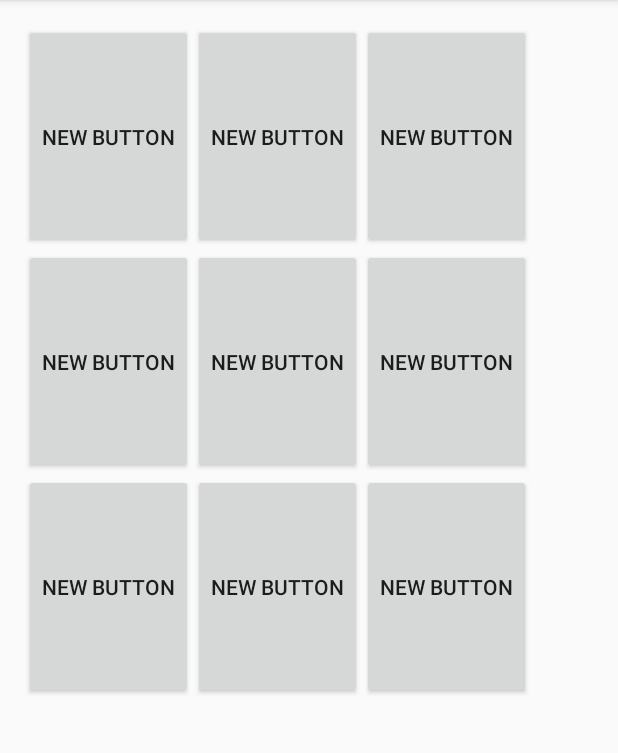
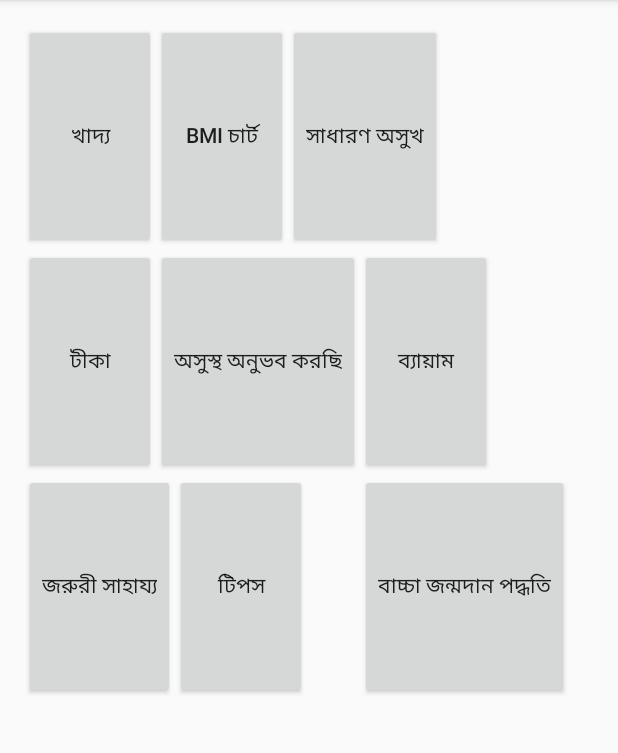
Before and after one commit to tazim92/ParentalCare, an Android app: the GeneralInfo screen opened directly, with no data from a screen before it, on a phone screen of 412 x 824 dp, the part 84-837 px from its top. Run offline under Robolectric (Android 15) with nearby library versions, the phone set to English and light mode, and no system bars.

Commit message:
Button added

```diff
--- a/app/src/main/java/org/codehunter/parentalcare/MainActivity.java
+++ b/app/src/main/java/org/codehunter/parentalcare/MainActivity.java
@@ -1,7 +1,9 @@
 package org.codehunter.parentalcare;
 
+import android.content.Intent;
 import android.support.v7.app.AppCompatActivity;
 import android.os.Bundle;
+import android.view.View;
 
 public class MainActivity extends AppCompatActivity {
 
@@ -10,4 +12,9 @@ public class MainActivity extends AppCompatActivity {
         super.onCreate(savedInstanceState);
         setContentView(R.layout.activity_main);
     }
+    public void onClickGeneralInfo(View view){
+        Intent i =new Intent(this, GeneralInfo.class);
+        startActivity(i);
+
+    }
 }
--- a/app/src/main/res/layout/activity_general_info.xml
+++ b/app/src/main/res/layout/activity_general_info.xml
@@ -10,7 +10,7 @@
     <Button
         android:layout_width="wrap_content"
         android:layout_height="wrap_content"
-        android:text="New Button"
+        android:text="@string/ButtonFood"
         android:id="@+id/button"
         android:layout_alignParentTop="true"
         android:layout_alignParentLeft="true"
@@ -20,7 +20,7 @@
     <Button
         android:layout_width="wrap_content"
         android:layout_height="wrap_content"
-        android:text="New Button"
+        android:text="@string/ButtonBMIChart"
         android:id="@+id/button2"
         android:layout_alignParentTop="true"
         android:layout_toRightOf="@+id/button"
@@ -30,7 +30,7 @@
     <Button
         android:layout_width="wrap_content"
         android:layout_height="wrap_content"
-        android:text="New Button"
+        android:text="@string/ButtonCommonDisease"
         android:id="@+id/button3"
         android:layout_alignParentTop="true"
         android:layout_toRightOf="@+id/button2"
@@ -40,7 +40,7 @@
     <Button
         android:layout_width="wrap_content"
         android:layout_height="wrap_content"
-        android:text="New Button"
+        android:text="@string/ButtonVaccination"
         android:id="@+id/button4"
         android:layout_below="@+id/button"
         android:layout_alignParentLeft="true"
@@ -50,7 +50,7 @@
     <Button
         android:layout_width="wrap_content"
         android:layout_height="wrap_content"
-        android:text="New Button"
+        android:text="@string/ButtonDoc"
         android:id="@+id/button5"
         android:layout_alignTop="@+id/button4"
         android:layout_toRightOf="@+id/button4"
@@ -60,7 +60,7 @@
     <Button
         android:layout_width="wrap_content"
         android:layout_height="wrap_content"
-        android:text="New Button"
+        android:text="@string/ButtonExcercise"
         android:id="@+id/button6"
         android:layout_alignTop="@+id/button5"
         android:layout_toRightOf="@+id/button5"
@@ -70,7 +70,7 @@
     <Button
         android:layout_width="wrap_content"
         android:layout_height="wrap_content"
-        android:text="New Button"
+        android:text="@string/ButtonHelp"
         android:id="@+id/button7"
         android:layout_below="@+id/button4"
         android:layout_alignParentLeft="true"
@@ -80,7 +80,7 @@
     <Button
         android:layout_width="wrap_content"
         android:layout_height="wrap_content"
-        android:text="New Button"
+        android:text="@string/ButtonTips"
         android:id="@+id/button8"
         android:layout_below="@+id/button4"
         android:layout_toRightOf="@+id/button7"
@@ -90,10 +90,10 @@
     <Button
         android:layout_width="wrap_content"
         android:layout_height="wrap_content"
-        android:text="New Button"
+        android:text="@string/ButtonBirth"
         android:id="@+id/button9"
-        android:layout_below="@+id/button5"
+        android:height="150dp"
+        android:layout_alignTop="@+id/button8"
         android:layout_toRightOf="@+id/button5"
-        android:layout_toEndOf="@+id/button5"
-        android:height="150dp" />
+        android:layout_toEndOf="@+id/button5" />
 </RelativeLayout>
--- a/app/src/main/res/layout/activity_main.xml
+++ b/app/src/main/res/layout/activity_main.xml
@@ -14,7 +14,8 @@
         android:id="@+id/buttonGeneralInfo"
         android:layout_alignParentTop="true"
         android:layout_centerHorizontal="true"
-        android:layout_marginTop="61dp" />
+        android:layout_marginTop="61dp"
+        android:onClick="onClickGeneralInfo" />
 
     <Button
         android:layout_width="wrap_content"
--- a/app/src/main/res/values/strings.xml
+++ b/app/src/main/res/values/strings.xml
@@ -3,4 +3,13 @@
     <string name="GeneralInfo">সাধারণ স্বাস্থ্যসেবা</string>
     <string name="ButtonProfile">প্রোফাইল</string>
     <string name="ButtonRegistration">নিবন্ধন</string>
+    <string name="ButtonFood">খাদ্য</string>
+    <string name="ButtonBMIChart">BMI চার্ট</string>
+    <string name="ButtonCommonDisease">সাধারণ অসুখ</string>
+    <string name="ButtonVaccination">টীকা</string>
+    <string name="ButtonDoc">অসুস্থ অনুভব করছি</string>
+    <string name="ButtonExcercise">ব্যায়াম</string>
+    <string name="ButtonHelp">জরুরী সাহায্য</string>
+    <string name="ButtonTips">টিপস</string>
+    <string name="ButtonBirth">বাচ্চা জন্মদান পদ্ধতি</string>
 </resources>
```
